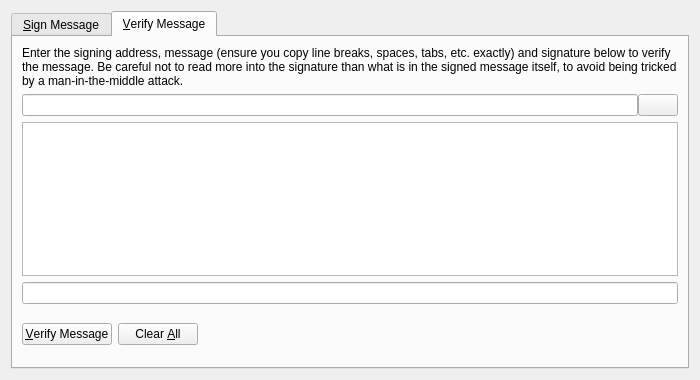
CryptoCoderz/HalfMoon, file src/qt/forms/signverifymessagedialog.ui: the form before one commit.
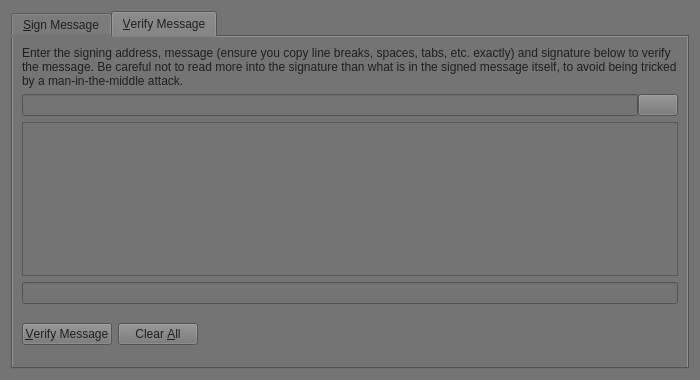
The form after the commit. Icons and pictures are not drawn. Custom widgets are drawn as their Qt base class.

The edit to the form file:
```diff
--- a/src/qt/forms/signverifymessagedialog.ui
+++ b/src/qt/forms/signverifymessagedialog.ui
@@ -13,6 +13,10 @@
   <property name="windowTitle">
    <string>Signatures - Sign / Verify a Message</string>
   </property>
+  <property name="styleSheet">
+   <string notr="true">background-color: rgb(116, 116, 116);
+color: rgb(31, 31, 31);</string>
+  </property>
   <property name="modal">
    <bool>true</bool>
   </property>
```
Left out of the diff: 4 changed lines with no effect on the pictures.
